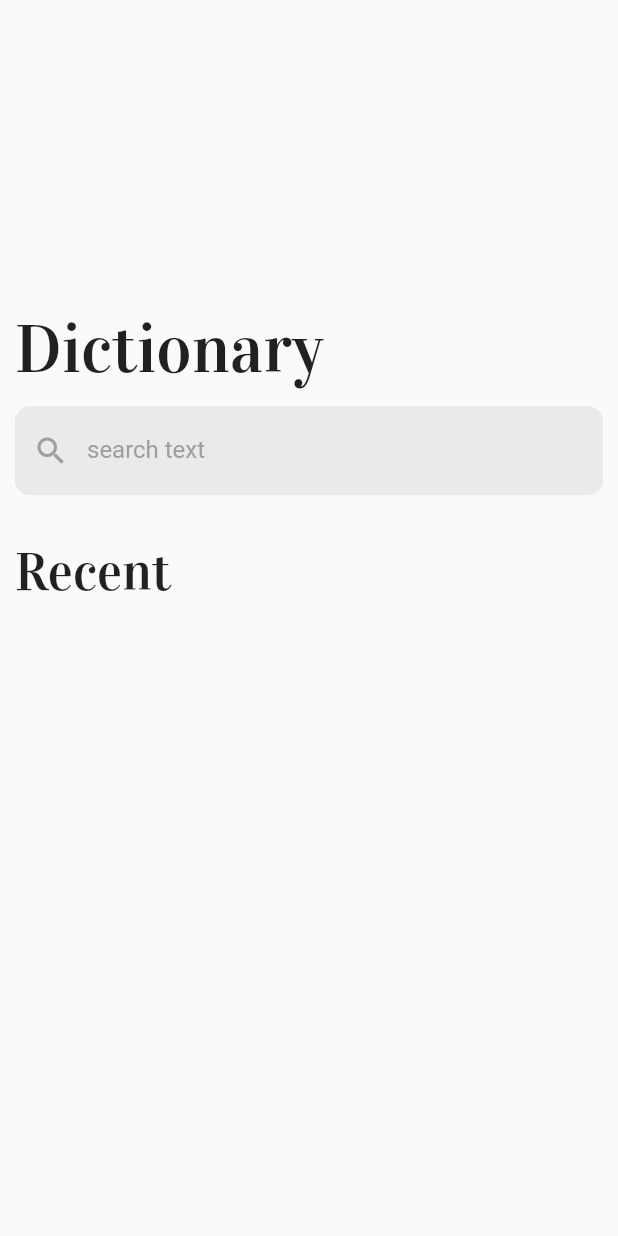
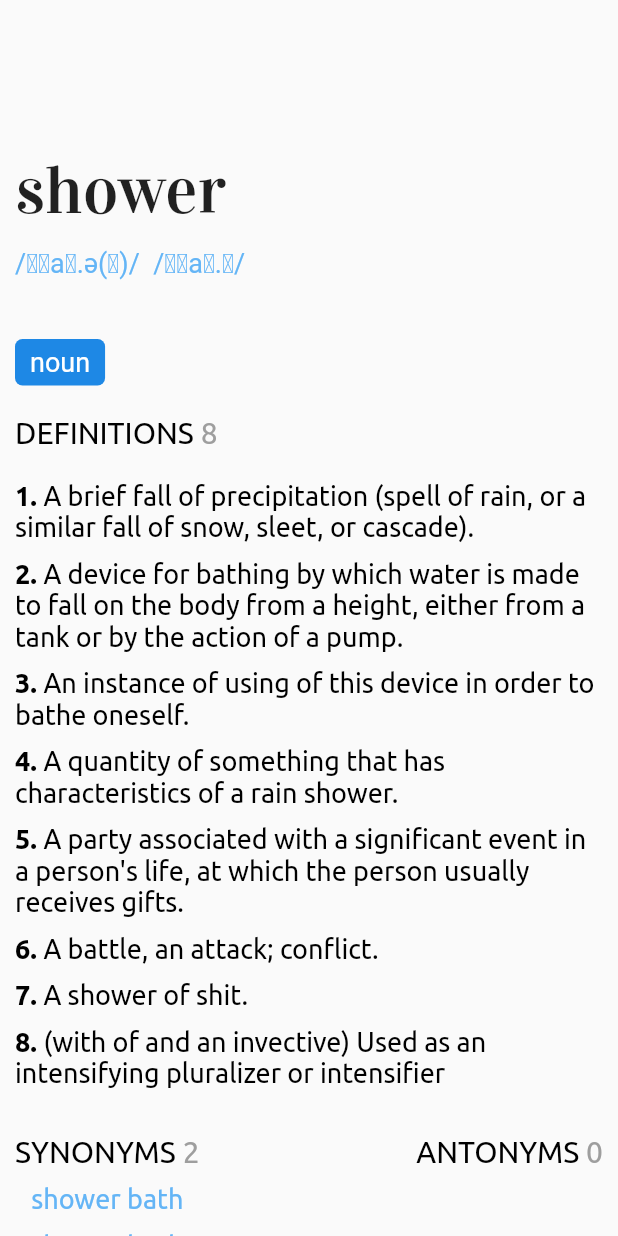
Before and after one commit to SourishBiswas23/dictionary-app, a Flutter app: the screen it shows after launch, on a phone screen of 412 x 824 dp. Run offline on Flutter 3.47's test engine with Material 2 defaults, Android fonts, the phone set to English and light mode, and no system bars; our stand-ins replace lottie.

Commit message:
Updated the word model and finished the word detail screen

```diff
--- /dev/null
+++ b/lib/constants/example_response.dart
@@ -0,0 +1,154 @@
+final dummyResponse = [
+  {
+    "word": "shower",
+    "phonetics": [
+      {
+        "audio":
+            "https://api.dictionaryapi.dev/media/pronunciations/en/shower-1-au.mp3",
+        "sourceUrl": "https://commons.wikimedia.org/w/index.php?curid=75649849",
+        "license": {
+          "name": "BY-SA 4.0",
+          "url": "https://creativecommons.org/licenses/by-sa/4.0"
+        }
+      },
+      {"text": "/ˈʃaʊ.ə(ɹ)/", "audio": ""},
+      {"text": "/ˈʃaʊ.ɚ/", "audio": ""}
+    ],
+    "meanings": [
+      {
+        "partOfSpeech": "noun",
+        "definitions": [
+          {
+            "definition":
+                "A brief fall of precipitation (spell of rain, or a similar fall of snow, sleet, or cascade).",
+            "synonyms": [],
+            "antonyms": [],
+            "example":
+                "Today there will be frequent showers and some sunny spells."
+          },
+          {
+            "definition":
+                "A device for bathing by which water is made to fall on the body from a height, either from a tank or by the action of a pump.",
+            "synonyms": ["shower bath"],
+            "antonyms": []
+          },
+          {
+            "definition":
+                "An instance of using of this device in order to bathe oneself.",
+            "synonyms": ["shower bath"],
+            "antonyms": [],
+            "example": "I′m going to have a shower."
+          },
+          {
+            "definition":
+                "A quantity of something that has characteristics of a rain shower.",
+            "synonyms": [],
+            "antonyms": [],
+            "example":
+                "a shower of sparks;  a meteor shower;  a Gatorade shower"
+          },
+          {
+            "definition":
+                "A party associated with a significant event in a person's life, at which the person usually receives gifts.",
+            "synonyms": [],
+            "antonyms": [],
+            "example": "Her church group has planned an adoption shower."
+          },
+          {
+            "definition": "A battle, an attack; conflict.",
+            "synonyms": [],
+            "antonyms": []
+          },
+          {"definition": "A shower of shit.", "synonyms": [], "antonyms": []},
+          {
+            "definition":
+                "(with of and an invective) Used as an intensifying pluralizer or intensifier",
+            "synonyms": [],
+            "antonyms": []
+          }
+        ],
+        "synonyms": ["shower bath", "shower bath"],
+        "antonyms": []
+      },
+      {
+        "partOfSpeech": "verb",
+        "definitions": [
+          {
+            "definition":
+                "(followed by with) To spray with (a specified liquid).",
+            "synonyms": [],
+            "antonyms": []
+          },
+          {
+            "definition": "To bathe using a shower.",
+            "synonyms": [],
+            "antonyms": []
+          },
+          {
+            "definition":
+                "To bestow liberally, to give or distribute in abundance",
+            "synonyms": [],
+            "antonyms": []
+          },
+          {
+            "definition": "To rain in a shower; to cascade down.",
+            "synonyms": [],
+            "antonyms": []
+          }
+        ],
+        "synonyms": [],
+        "antonyms": []
+      }
+    ],
+    "license": {
+      "name": "CC BY-SA 3.0",
+      "url": "https://creativecommons.org/licenses/by-sa/3.0"
+    },
+    "sourceUrls": ["https://en.wiktionary.org/wiki/shower"]
+  },
+  {
+    "word": "shower",
+    "phonetic": "/ˈʃəʊ.ə(ɹ)/",
+    "phonetics": [
+      {
+        "text": "/ˈʃəʊ.ə(ɹ)/",
+        "audio":
+            "https://api.dictionaryapi.dev/media/pronunciations/en/shower-2-uk.mp3",
+        "sourceUrl": "https://commons.wikimedia.org/w/index.php?curid=88896804",
+        "license": {
+          "name": "BY-SA 4.0",
+          "url": "https://creativecommons.org/licenses/by-sa/4.0"
+        }
+      },
+      {"text": "/ˈʃoʊ.ɚ/", "audio": ""}
+    ],
+    "meanings": [
+      {
+        "partOfSpeech": "noun",
+        "definitions": [
+          {"definition": "One who shows.", "synonyms": [], "antonyms": []},
+          {
+            "definition": "Some object or activity that is shown in a contest",
+            "synonyms": [],
+            "antonyms": [],
+            "example":
+                "That calf is going to be a great shower at the fair this year."
+          },
+          {
+            "definition":
+                "A man whose penis appears roughly full size both when flaccid and when erect.",
+            "synonyms": [],
+            "antonyms": ["grower"]
+          }
+        ],
+        "synonyms": [],
+        "antonyms": ["grower"]
+      }
+    ],
+    "license": {
+      "name": "CC BY-SA 3.0",
+      "url": "https://creativecommons.org/licenses/by-sa/3.0"
+    },
+    "sourceUrls": ["https://en.wiktionary.org/wiki/shower"]
+  }
+];
--- a/lib/constants/text_style_constants.dart
+++ b/lib/constants/text_style_constants.dart
@@ -10,10 +10,23 @@ class TextStyleConstants {
     fontFamily: 'Vidaloka',
     fontSize: 35,
   );
+  static TextStyle subHeadingTextStyleSansSerif = const TextStyle(
+    fontFamily: 'Ubuntu',
+    color: Colors.black,
+    fontSize: 20,
+  );
 
   static TextStyle paragraphTextStyle = const TextStyle(
     fontFamily: 'Ubuntu',
     fontSize: 18,
+    color: Colors.black,
+  );
+
+  static TextStyle indexTextStyle = const TextStyle(
+    fontFamily: 'Ubuntu',
+    fontWeight: FontWeight.bold,
+    fontSize: 18,
+    color: Colors.black,
   );
 
   static TextStyle synonymsAndAntonymsTextStyle = TextStyle(
@@ -27,4 +40,30 @@ class TextStyleConstants {
     fontSize: 18,
     fontWeight: FontWeight.bold,
   );
+
+  static TextStyle countTextStyle = const TextStyle(
+    fontFamily: 'Ubuntu',
+    color: Colors.grey,
+    fontSize: 20,
+  );
+
+  static TextStyle phoneticTextStyle = TextStyle(
+    fontSize: 18,
+    color: Colors.blue.shade300,
+  );
+
+  static TextStyle selectedNavbarItemTextStyle = const TextStyle(
+    color: Colors.white,
+    fontSize: 18,
+  );
+
+  static TextStyle unSelectedNavbarItemTextStyle = const TextStyle(
+    color: Colors.white,
+    fontSize: 18,
+  );
+
+  static TextStyle partOfSpeechTextStyle = const TextStyle(
+    color: Colors.white,
+    fontSize: 18,
+  );
 }
--- /dev/null
+++ b/lib/data/repositories/word_data.dart
@@ -0,0 +1 @@
+class WordData {}
--- a/lib/main.dart
+++ b/lib/main.dart
@@ -1,4 +1,6 @@
-import 'package:dictionary/view/search_screen.dart';
+import 'package:dictionary/presentation/animations/splash_screen_lottie.dart';
+import 'package:dictionary/presentation/screens/search_screen.dart';
+import 'package:dictionary/presentation/screens/word_detail_screen.dart';
 import 'package:flutter/material.dart';
 
 void main() {
@@ -15,9 +17,10 @@ class MyApp extends StatelessWidget {
       theme: ThemeData(
         primarySwatch: Colors.blue,
       ),
-      home: const SearchScreen(),
+      home: const WordDetailScreen(),
       routes: {
         SearchScreen.routeName: (context) => const SearchScreen(),
+        SplashScreenLottie.routeName: (context) => const SplashScreenLottie(),
       },
     );
   }
--- /dev/null
+++ b/lib/presentation/screens/word_detail_screen.dart
@@ -0,0 +1,228 @@
+import 'package:dictionary/constants/example_response.dart';
+import 'package:dictionary/constants/text_style_constants.dart';
+import 'package:dictionary/data/models/word_model.dart';
+import 'package:flutter/material.dart';
+
+class WordDetailScreen extends StatefulWidget {
+  const WordDetailScreen({super.key});
+
+  @override
+  State<WordDetailScreen> createState() => _WordDetailScreenState();
+}
+
+class _WordDetailScreenState extends State<WordDetailScreen> {
+  WordModel wordDetail = WordModel.fromJson(dummyResponse[0]);
+
+  @override
+  Widget build(BuildContext context) {
+    return Scaffold(
+      body: Column(
+        mainAxisSize: MainAxisSize.min,
+        children: [
+          Expanded(
+            child: SingleChildScrollView(
+              child: Padding(
+                padding: const EdgeInsets.symmetric(horizontal: 10),
+                child: Column(
+                  crossAxisAlignment: CrossAxisAlignment.start,
+                  children: [
+                    const SizedBox(height: 100),
+                    Text(
+                      wordDetail.word,
+                      style: TextStyleConstants.headingTextStyleSerif,
+                    ),
+                    const SizedBox(height: 10),
+                    phoneticsList(phoneticsList: wordDetail.phonetics),
+                    const SizedBox(height: 40),
+                    details(
+                      meanings: wordDetail.meanings,
+                      synonymsAndAntonyms: wordDetail.synonymsAndAntonyms,
+                    ),
+                  ],
+                ),
+              ),
+            ),
+          ),
+        ],
+      ),
+    );
+  }
+}
+
+Widget phoneticsList({required List<String> phoneticsList}) {
+  return Wrap(
+    children: [
+      ...phoneticsList.map(
+        (phonetic) {
+          return Text(
+            '$phonetic  ',
+            style: TextStyleConstants.phoneticTextStyle,
+          );
+        },
+      ),
+    ],
+  );
+}
+
+Widget details({
+  required Map<String, List<String>> meanings,
+  required Map<String, Map<String, List<String>>> synonymsAndAntonyms,
+}) {
+  return Column(
+    mainAxisSize: MainAxisSize.min,
+    children: [
+      ...meanings.entries.map(
+        (meaning) {
+          final definitions = meaning.value;
+          final partOfSpeech = meaning.key;
+          return Column(
+            crossAxisAlignment: CrossAxisAlignment.start,
+            mainAxisSize: MainAxisSize.min,
+            children: [
+              Container(
+                padding: const EdgeInsets.symmetric(
+                  horizontal: 10,
+                  vertical: 5,
+                ),
+                decoration: BoxDecoration(
+                  color: Colors.blue.shade600,
+                  borderRadius: BorderRadius.circular(5),
+                ),
+                child: Text(
+                  meaning.key,
+                  style: TextStyleConstants.partOfSpeechTextStyle,
+                ),
+              ),
+              const SizedBox(height: 20),
+              RichText(
+                text: TextSpan(
+                  text: 'DEFINITIONS ',
+                  style: TextStyleConstants.subHeadingTextStyleSansSerif,
+                  children: [
+                    TextSpan(
+                      text: definitions.length.toString(),
+                      style: TextStyleConstants.countTextStyle,
+                    ),
+                  ],
+                ),
+              ),
+              const SizedBox(height: 20),
+              ...List.generate(
+                definitions.length,
+                (index) {
+                  return Column(
+                    children: [
+                      Column(
+                        children: [
+                          RichText(
+                            text: TextSpan(
+                              children: [
+                                TextSpan(
+                                  text: '${index + 1}. ',
+                                  style: TextStyleConstants.indexTextStyle,
+                                ),
+                                TextSpan(
+                                  text: definitions[index],
+                                  style: TextStyleConstants.paragraphTextStyle,
+                                ),
+                              ],
+                            ),
+                          ),
+                          const SizedBox(height: 10),
+                        ],
+                      ),
+                    ],
+                  );
+                },
+              ),
+              const SizedBox(height: 20),
+              SizedBox(
+                width: double.infinity,
+                child: Wrap(
+                  alignment: WrapAlignment.spaceBetween,
+                  children: [
+                    Column(
+                      children: [
+                        RichText(
+                          text: TextSpan(
+                            text: 'SYNONYMS ',
+                            style:
+                                TextStyleConstants.subHeadingTextStyleSansSerif,
+                            children: [
+                              TextSpan(
+                                text: synonymsAndAntonyms[meaning.key]![
+                                        'synonyms']!
+                                    .length
+                                    .toString(),
+                                style: TextStyleConstants.countTextStyle,
+                              ),
+                            ],
+                          ),
+                        ),
+                        const SizedBox(height: 10),
+                        ...List.generate(
+                          synonymsAndAntonyms[meaning.key]!['synonyms']!.length,
+                          (index) {
+                            return Column(
+                              children: [
+                                Text(
+                                  synonymsAndAntonyms[meaning.key]![
+                                      'synonyms']![index],
+                                  style: TextStyleConstants
+                                      .synonymsAndAntonymsTextStyle,
+                                ),
+                                const SizedBox(height: 10),
+                              ],
+                            );
+                          },
+                        )
+                      ],
+                    ),
+                    Column(
+                      children: [
+                        RichText(
+                          text: TextSpan(
+                            text: 'ANTONYMS ',
+                            style:
+                                TextStyleConstants.subHeadingTextStyleSansSerif,
+                            children: [
+                              TextSpan(
+                                text: synonymsAndAntonyms[meaning.key]![
+                                        'antonyms']!
+                                    .length
+                                    .toString(),
+                                style: TextStyleConstants.countTextStyle,
+                              ),
+                            ],
+                          ),
+                        ),
+                        const SizedBox(height: 10),
+                        ...List.generate(
+                          synonymsAndAntonyms[meaning.key]!['antonyms']!.length,
+                          (index) {
+                            return Column(
+                              children: [
+                                Text(
+                                  synonymsAndAntonyms[meaning.key]![
+                                      'antonyms']![index],
+                                  style: TextStyleConstants
+                                      .synonymsAndAntonymsTextStyle,
+                                ),
+                                const SizedBox(height: 10),
+                              ],
+                            );
+                          },
+                        )
+                      ],
+                    ),
+                  ],
+                ),
+              ),
+              const SizedBox(height: 50),
+            ],
+          );
+        },
+      )
+    ],
+  );
+}
--- a/pubspec.yaml
+++ b/pubspec.yaml
@@ -38,6 +38,7 @@ dependencies:
   cupertino_icons: ^1.0.2
   http: ^0.13.5
   hive: ^2.2.3
+  lottie: ^2.1.0
 
 dev_dependencies:
   flutter_test:
@@ -62,8 +63,8 @@ flutter:
   uses-material-design: true
 
   # To add assets to your application, add an assets section, like this:
-  # assets:
-  #   - images/a_dot_burr.jpeg
+  assets:
+    - assets/animations/dictionary_lottie.json
   #   - images/a_dot_ham.jpeg
 
   # An image asset can refer to one or more resolution-specific "variants", see
```
Also changed, not shown: assets/animations/dictionary_lottie.json (added, +1 -0 lines), lib/data/data_providers/word.api.dart (+6 -4 lines), lib/data/models/failure.dart (added, +21 -0 lines), lib/data/models/word_model.dart (+43 -142 lines), lib/logic/business_logic.dart (added, +9 -0 lines), lib/presentation/animations/splash_screen_lottie.dart (added, +44 -0 lines), lib/presentation/screens/loading_screen.dart (added, +16 -0 lines), lib/presentation/screens/search_screen.dart (renamed from lib/view/search_screen.dart), pubspec.lock.
